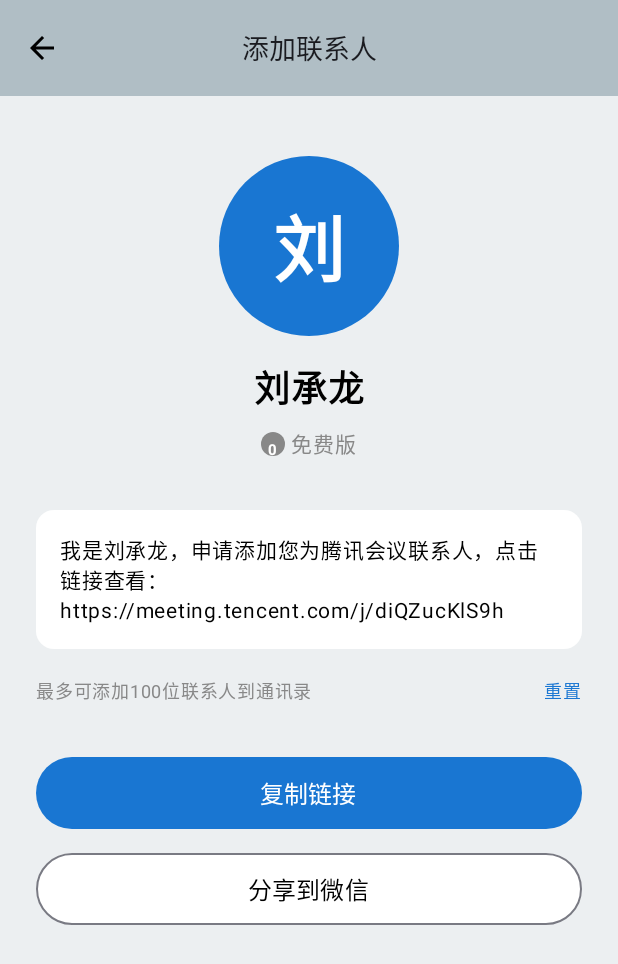
After one commit to GuoDragon/Tencent-Meeting, an Android app built with Jetpack Compose: the composable AddFriendsPage shown on its own in the app's theme, on a phone screen of 412 x 824 dp. The commit adds this screen. Shown: the top 964 px of the screen. Run offline under Robolectric (Android 15) with nearby library versions, the phone set to English and light mode, and no system bars.

Commit message:
新增添加好友页

```diff
--- a/app/src/main/java/com/example/tencentmeeting/MainActivity.kt
+++ b/app/src/main/java/com/example/tencentmeeting/MainActivity.kt
@@ -22,6 +22,7 @@ import com.example.tencentmeeting.view.HomePage
 import com.example.tencentmeeting.view.MePage
 import com.example.tencentmeeting.view.ContactPage
 import com.example.tencentmeeting.view.ScheduledMeetingPage
+import com.example.tencentmeeting.view.AddFriendsPage
 
 class MainActivity : ComponentActivity() {
     override fun onCreate(savedInstanceState: Bundle?) {
@@ -40,11 +41,17 @@ class MainActivity : ComponentActivity() {
 fun MainScreen() {
     var selectedTab by remember { mutableStateOf(0) }
     var showScheduledMeetingPage by remember { mutableStateOf(false) }
+    var showAddFriendsPage by remember { mutableStateOf(false) }
 
     if (showScheduledMeetingPage) {
         // 显示预定会议页面
         ScheduledMeetingPage(
             onNavigateBack = { showScheduledMeetingPage = false }
+        )
+    } else if (showAddFriendsPage) {
+        // 显示添加联系人页面
+        AddFriendsPage(
+            onNavigateBack = { showAddFriendsPage = false }
         )
     } else {
         // 显示主页面
@@ -65,7 +72,9 @@ fun MainScreen() {
                     0 -> HomePage(
                         onNavigateToScheduledMeeting = { showScheduledMeetingPage = true }
                     )
-                    1 -> ContactPage()
+                    1 -> ContactPage(
+                        onNavigateToAddFriends = { showAddFriendsPage = true }
+                    )
                     2 -> MePage()
                 }
             }
--- /dev/null
+++ b/app/src/main/java/com/example/tencentmeeting/contract/AddFriendsContract.kt
@@ -0,0 +1,23 @@
+package com.example.tencentmeeting.contract
+
+import com.example.tencentmeeting.model.User
+
+interface AddFriendsContract {
+
+    interface View {
+        fun showUserInfo(user: User)
+        fun showLoading()
+        fun hideLoading()
+        fun showError(message: String)
+        fun showCopySuccess()
+    }
+
+    interface Presenter {
+        fun attachView(view: View)
+        fun detachView()
+        fun loadUserInfo()
+        fun copyLink(link: String)
+        fun shareToWeChat()
+        fun onDestroy()
+    }
+}
--- /dev/null
+++ b/app/src/main/java/com/example/tencentmeeting/presenter/AddFriendsPresenter.kt
@@ -0,0 +1,60 @@
+package com.example.tencentmeeting.presenter
+
+import com.example.tencentmeeting.contract.AddFriendsContract
+import com.example.tencentmeeting.data.DataRepository
+import kotlinx.coroutines.CoroutineScope
+import kotlinx.coroutines.Dispatchers
+import kotlinx.coroutines.Job
+import kotlinx.coroutines.launch
+import kotlinx.coroutines.withContext
+
+class AddFriendsPresenter(
+    private val dataRepository: DataRepository
+) : AddFriendsContract.Presenter {
+
+    private var view: AddFriendsContract.View? = null
+    private val presenterScope = CoroutineScope(Dispatchers.Main + Job())
+
+    override fun attachView(view: AddFriendsContract.View) {
+        this.view = view
+    }
+
+    override fun detachView() {
+        this.view = null
+    }
+
+    override fun loadUserInfo() {
+        presenterScope.launch {
+            try {
+                view?.showLoading()
+                val users = withContext(Dispatchers.IO) {
+                    dataRepository.getUsers()
+                }
+
+                if (users.isNotEmpty()) {
+                    view?.showUserInfo(users.first())
+                } else {
+                    view?.showError("无法加载用户信息")
+                }
+            } catch (e: Exception) {
+                view?.showError("加载用户信息失败: ${e.message}")
+            } finally {
+                view?.hideLoading()
+            }
+        }
+    }
+
+    override fun copyLink(link: String) {
+        // 复制链接到剪贴板的逻辑将在View层处理
+        view?.showCopySuccess()
+    }
+
+    override fun shareToWeChat() {
+        // 分享到微信的功能（模拟实现）
+        // 实际APP中这里会调用微信SDK
+    }
+
+    override fun onDestroy() {
+        detachView()
+    }
+}
--- /dev/null
+++ b/app/src/main/java/com/example/tencentmeeting/view/AddFriendsPage.kt
@@ -0,0 +1,291 @@
+package com.example.tencentmeeting.view
+
+import android.content.ClipData
+import android.content.ClipboardManager
+import android.content.Context
+import androidx.compose.foundation.background
+import androidx.compose.foundation.clickable
+import androidx.compose.foundation.layout.*
+import androidx.compose.foundation.rememberScrollState
+import androidx.compose.foundation.shape.CircleShape
+import androidx.compose.foundation.verticalScroll
+import androidx.compose.material.icons.Icons
+import androidx.compose.material.icons.filled.ArrowBack
+import androidx.compose.material3.*
+import androidx.compose.runtime.*
+import androidx.compose.ui.Alignment
+import androidx.compose.ui.Modifier
+import androidx.compose.ui.draw.clip
+import androidx.compose.ui.graphics.Color
+import androidx.compose.ui.platform.LocalContext
+import androidx.compose.ui.text.font.FontWeight
+import androidx.compose.ui.text.style.TextAlign
+import androidx.compose.ui.unit.dp
+import androidx.compose.ui.unit.sp
+import com.example.tencentmeeting.contract.AddFriendsContract
+import com.example.tencentmeeting.data.DataRepository
+import com.example.tencentmeeting.model.User
+import com.example.tencentmeeting.presenter.AddFriendsPresenter
+
+@OptIn(ExperimentalMaterial3Api::class)
+@Composable
+fun AddFriendsPage(
+    onNavigateBack: () -> Unit
+) {
+    val context = LocalContext.current
+    val dataRepository = DataRepository.getInstance(context)
+    val presenter = remember { AddFriendsPresenter(dataRepository) }
+
+    var currentUser by remember { mutableStateOf<User?>(null) }
+    var isLoading by remember { mutableStateOf(false) }
+    var showCopySuccessMessage by remember { mutableStateOf(false) }
+    var errorMessage by remember { mutableStateOf<String?>(null) }
+
+    val inviteLink = "https://meeting.tencent.com/j/diQZucKlS9h"
+
+    // MVP View实现
+    val view = remember {
+        object : AddFriendsContract.View {
+            override fun showUserInfo(user: User) {
+                currentUser = user
+            }
+
+            override fun showLoading() {
+                isLoading = true
+            }
+
+            override fun hideLoading() {
+                isLoading = false
+            }
+
+            override fun showError(message: String) {
+                errorMessage = message
+            }
+
+            override fun showCopySuccess() {
+                showCopySuccessMessage = true
+            }
+        }
+    }
+
+    LaunchedEffect(Unit) {
+        presenter.attachView(view)
+        presenter.loadUserInfo()
+    }
+
+    DisposableEffect(Unit) {
+        onDispose {
+            presenter.onDestroy()
+        }
+    }
+
+    Scaffold(
+        topBar = {
+            CenterAlignedTopAppBar(
+                title = {
+                    Text(
+                        text = "添加联系人",
+                        fontSize = 18.sp,
+                        fontWeight = FontWeight.Medium
+                    )
+                },
+                navigationIcon = {
+                    IconButton(onClick = onNavigateBack) {
+                        Icon(
+                            imageVector = Icons.Default.ArrowBack,
+                            contentDescription = "返回",
+                            tint = Color.Black
+                        )
+                    }
+                },
+                colors = TopAppBarDefaults.centerAlignedTopAppBarColors(
+                    containerColor = Color(0xFFB0BEC5)
+                )
+            )
+        }
+    ) { paddingValues ->
+        Column(
+            modifier = Modifier
+                .fillMaxSize()
+                .padding(paddingValues)
+                .background(Color(0xFFECEFF1))
+                .verticalScroll(rememberScrollState()),
+            horizontalAlignment = Alignment.CenterHorizontally
+        ) {
+            Spacer(modifier = Modifier.height(40.dp))
+
+            // 用户头像
+            Box(
+                modifier = Modifier
+                    .size(120.dp)
+                    .clip(CircleShape)
+                    .background(Color(0xFF1976D2)),
+                contentAlignment = Alignment.Center
+            ) {
+                Text(
+                    text = "刘",
+                    color = Color.White,
+                    fontSize = 48.sp,
+                    fontWeight = FontWeight.Bold
+                )
+            }
+
+            Spacer(modifier = Modifier.height(16.dp))
+
+            // 用户名
+            Text(
+                text = "刘承龙",
+                fontSize = 24.sp,
+                fontWeight = FontWeight.Bold,
+                color = Color.Black
+            )
+
+            Spacer(modifier = Modifier.height(8.dp))
+
+            // 免费版标签
+            Row(
+                verticalAlignment = Alignment.CenterVertically
+            ) {
+                Box(
+                    modifier = Modifier
+                        .size(16.dp)
+                        .clip(CircleShape)
+                        .background(Color.Gray),
+                    contentAlignment = Alignment.Center
+                ) {
+                    Text(
+                        text = "0",
+                        color = Color.White,
+                        fontSize = 10.sp,
+                        fontWeight = FontWeight.Bold
+                    )
+                }
+                Spacer(modifier = Modifier.width(4.dp))
+                Text(
+                    text = "免费版",
+                    fontSize = 14.sp,
+                    color = Color.Gray
+                )
+            }
+
+            Spacer(modifier = Modifier.height(32.dp))
+
+            // 邀请文本框
+            Card(
+                modifier = Modifier
+                    .fillMaxWidth()
+                    .padding(horizontal = 24.dp),
+                colors = CardDefaults.cardColors(containerColor = Color.White),
+                elevation = CardDefaults.cardElevation(defaultElevation = 0.dp)
+            ) {
+                Text(
+                    text = "我是刘承龙，申请添加您为腾讯会议联系人，点击链接查看：$inviteLink",
+                    fontSize = 14.sp,
+                    color = Color.Black,
+                    modifier = Modifier.padding(16.dp),
+                    lineHeight = 20.sp
+                )
+            }
+
+            Spacer(modifier = Modifier.height(16.dp))
+
+            // 提示信息和重置链接
+            Row(
+                modifier = Modifier
+                    .fillMaxWidth()
+                    .padding(horizontal = 24.dp),
+                horizontalArrangement = Arrangement.SpaceBetween,
+                verticalAlignment = Alignment.CenterVertically
+            ) {
+                Text(
+                    text = "最多可添加100位联系人到通讯录",
+                    fontSize = 12.sp,
+                    color = Color.Gray
+                )
+                Text(
+                    text = "重置",
+                    fontSize = 12.sp,
+                    color = Color(0xFF1976D2),
+                    modifier = Modifier.clickable { /* 重置操作 */ }
+                )
+            }
+
+            Spacer(modifier = Modifier.height(32.dp))
+
+            // 复制链接按钮
+            Button(
+                onClick = {
+                    val clipboard = context.getSystemService(Context.CLIPBOARD_SERVICE) as ClipboardManager
+                    val clip = ClipData.newPlainText("invite_link", inviteLink)
+                    clipboard.setPrimaryClip(clip)
+                    presenter.copyLink(inviteLink)
+                },
+                modifier = Modifier
+                    .fillMaxWidth()
+                    .padding(horizontal = 24.dp)
+                    .height(48.dp),
+                colors = ButtonDefaults.buttonColors(
+                    containerColor = Color(0xFF1976D2)
+                )
+            ) {
+                Text(
+                    text = "复制链接",
+                    fontSize = 16.sp,
+                    color = Color.White,
+                    fontWeight = FontWeight.Medium
+                )
+            }
+
+            Spacer(modifier = Modifier.height(16.dp))
+
+            // 分享到微信按钮
+            OutlinedButton(
+                onClick = {
+                    presenter.shareToWeChat()
+                },
+                modifier = Modifier
+                    .fillMaxWidth()
+                    .padding(horizontal = 24.dp)
+                    .height(48.dp),
+                colors = ButtonDefaults.outlinedButtonColors(
+                    containerColor = Color.White,
+                    contentColor = Color.Black
+                )
+            ) {
+                Text(
+                    text = "分享到微信",
+                    fontSize = 16.sp,
+                    fontWeight = FontWeight.Medium
+                )
+            }
+
+            Spacer(modifier = Modifier.height(32.dp))
+        }
+
+        // 复制成功提示
+        if (showCopySuccessMessage) {
+            LaunchedEffect(Unit) {
+                kotlinx.coroutines.delay(2000)
+                showCopySuccessMessage = false
+            }
+            Snackbar(
+                modifier = Modifier.padding(16.dp),
+                action = {
+                    TextButton(onClick = { showCopySuccessMessage = false }) {
+                        Text("确定", color = Color(0xFF1976D2))
+                    }
+                }
+            ) {
+                Text("链接已复制到剪贴板")
+            }
+        }
+
+        // 错误提示
+        errorMessage?.let { message ->
+            LaunchedEffect(message) {
+                kotlinx.coroutines.delay(2000)
+                errorMessage = null
+            }
+        }
+    }
+}
--- a/app/src/main/java/com/example/tencentmeeting/view/ContactPage.kt
+++ b/app/src/main/java/com/example/tencentmeeting/view/ContactPage.kt
@@ -27,7 +27,9 @@ import com.example.tencentmeeting.presenter.ContactPresenter
 
 @OptIn(ExperimentalMaterial3Api::class)
 @Composable
-fun ContactPage() {
+fun ContactPage(
+    onNavigateToAddFriends: () -> Unit = {}
+) {
     val context = LocalContext.current
     val dataRepository = DataRepository.getInstance(context)
     val presenter = remember { ContactPresenter(dataRepository) }
@@ -106,7 +108,7 @@ fun ContactPage() {
             },
             actions = {
                 IconButton(
-                    onClick = { }
+                    onClick = onNavigateToAddFriends
                 ) {
                     Icon(
                         imageVector = Icons.Default.PersonAdd,
```
Also changed, not shown: 1 other file.
